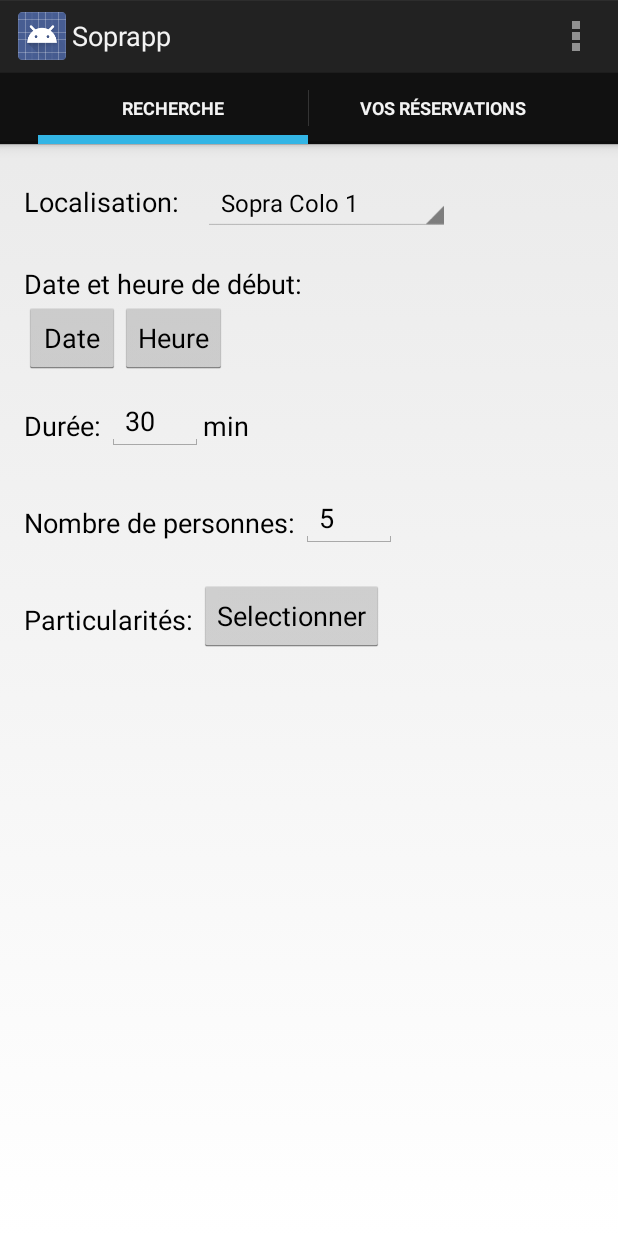
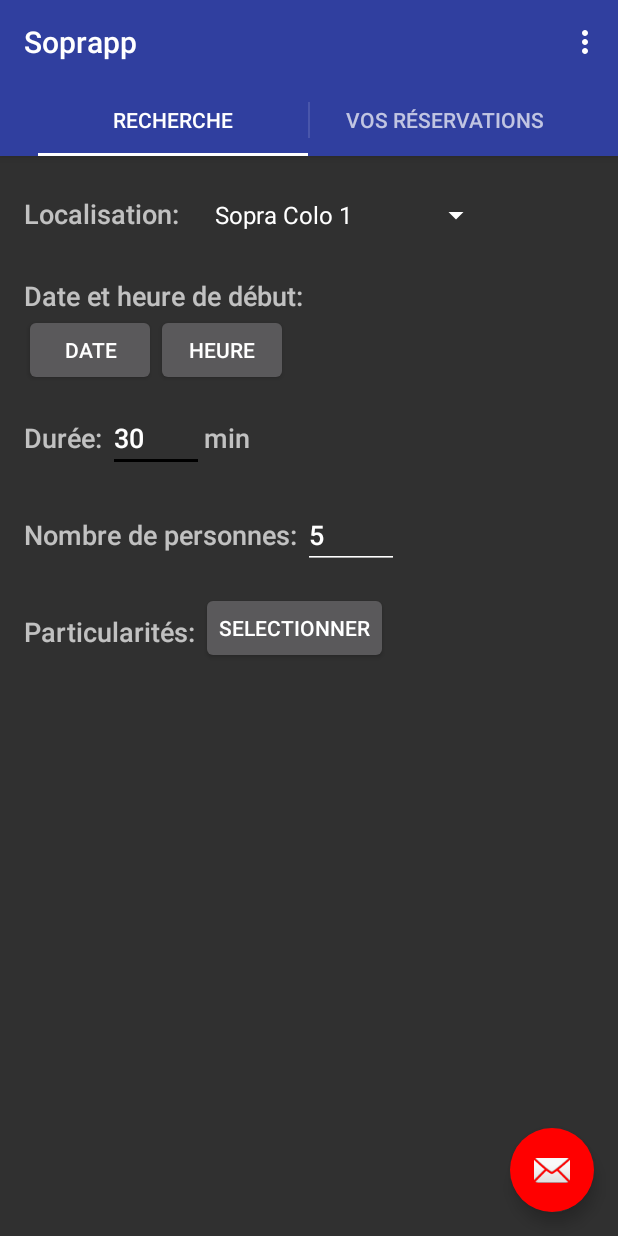
Before and after one commit to Zahrun/Soprapp, an Android app: the screen it shows after launch (MainActivity), on a phone screen of 412 x 824 dp. Run offline under Robolectric (Android 15) with nearby library versions, the phone set to English and light mode, and no system bars.

Commit message:
[Android] Add search button with new activity
Floating action button réintégré, lance une nouvelle activité pour
afficher le résultat.
A voir : styles de l'appli

```diff
--- a/Android/app/src/main/AndroidManifest.xml
+++ b/Android/app/src/main/AndroidManifest.xml
@@ -9,7 +9,8 @@
         android:icon="@mipmap/ic_launcher"
         android:label="@string/app_name"
         android:supportsRtl="true"
-        android:theme="@android:style/Theme.Holo.Light.DarkActionBar" >
+        android:theme="@style/AppTheme" >
+        //android:theme="@android:style/Theme.Holo.Light.DarkActionBar" >
 
 
         <activity android:name=".MainActivity"  android:label="@string/app_name" >
@@ -19,6 +20,8 @@
             </intent-filter>
         </activity>
 
+        <activity android:label="@string/app_name" android:name="SearchResult"/>
+
     </application>
 
 </manifest>
--- a/Android/app/src/main/java/fr/insa/gei/soprapp/MainActivity.java
+++ b/Android/app/src/main/java/fr/insa/gei/soprapp/MainActivity.java
@@ -61,25 +61,7 @@ public class MainActivity extends FragmentActivity implements ActionBar.TabListe
         fab.setOnClickListener(new View.OnClickListener() {
 
             public void onClick(View view) {
-                new Thread(new Runnable() {
-                    @Override
-                    public void run() {
-                        String uri = "http://192.168.0.101:8080/webapp/rest/entities.sites";
-                        // Create a new RestTemplate instance
-                        RestTemplate restTemplate = new RestTemplate();
-                        restTemplate.getMessageConverters().add(new MappingJackson2HttpMessageConverter());
-                        ResponseEntity<Sites[]> responseEntity = restTemplate.getForEntity(uri, Sites[].class);
 
-                        final Sites[] result = responseEntity.getBody();
-                        final TextView textView = (TextView) findViewById(R.id.textView2);
-                        textView.post(new Runnable() {
-                            @Override
-                            public void run() {
-                                textView.setText(result[0].toString());
-                            }
-                        });
-                    }
-                }).start();
 
             }
         });*/
--- a/Android/app/src/main/java/fr/insa/gei/soprapp/SearchingFragment.java
+++ b/Android/app/src/main/java/fr/insa/gei/soprapp/SearchingFragment.java
@@ -2,7 +2,9 @@ package fr.insa.gei.soprapp;
 
 
 import android.app.FragmentManager;
+import android.content.Intent;
 import android.os.Bundle;
+import android.support.design.widget.FloatingActionButton;
 import android.support.v4.app.Fragment;
 import android.view.LayoutInflater;
 import android.view.View;
@@ -19,6 +21,7 @@ public class SearchingFragment extends Fragment {
                              Bundle savedInstanceState) {
         View view = inflater.inflate(R.layout.searching_fragment, container, false);
         fm = getActivity().getFragmentManager();
+
         return view;
     }
 
@@ -40,7 +43,7 @@ public class SearchingFragment extends Fragment {
 
                                 {
                                     @Override
-                                    public void onClick (View v){
+                                    public void onClick(View v) {
                                         PickDateFragment pdf = new PickDateFragment();
                                         pdf.show(fm, "datePicker");
                                     }
@@ -72,8 +75,20 @@ public class SearchingFragment extends Fragment {
                                             }
                                         }
 
+
+
         );
 
+        FloatingActionButton fab = (FloatingActionButton) view.findViewById(R.id.fab);
+        fab.setOnClickListener(new View.OnClickListener()
+
+        {
+            @Override
+            public void onClick (View v){
+                Intent intent = new Intent(getActivity().getApplicationContext(), SearchResult.class);
+                startActivity(intent);
+            }
+        } );
 
     }
 }
--- a/Android/app/src/main/res/layout/activity_main.xml
+++ b/Android/app/src/main/res/layout/activity_main.xml
@@ -4,4 +4,7 @@
     xmlns:android="http://schemas.android.com/apk/res/android"
     android:id="@+id/pager"
     android:layout_width="match_parent"
-    android:layout_height="match_parent"/>
+    android:layout_height="match_parent">
+
+
+</android.support.v4.view.ViewPager>
--- a/Android/app/src/main/res/layout/searching_fragment.xml
+++ b/Android/app/src/main/res/layout/searching_fragment.xml
@@ -144,4 +144,15 @@
     </RelativeLayout>
 
 
+    <android.support.design.widget.FloatingActionButton
+        xmlns:app="http://schemas.android.com/apk/res-auto"
+        android:id="@+id/fab"
+        android:layout_width="wrap_content"
+        android:layout_height="wrap_content"
+        android:layout_gravity="bottom|right"
+        android:src="@android:drawable/ic_dialog_email"
+        android:layout_margin="@dimen/fab_margin"
+        app:borderWidth="0dp"
+        app:fabSize="normal"/>
+
 </FrameLayout>
--- a/Android/app/src/main/res/values/styles.xml
+++ b/Android/app/src/main/res/values/styles.xml
@@ -1,16 +1,12 @@
 <resources>
 
     <!-- Base application theme. -->
-    <style name="AppTheme" parent="Theme.AppCompat.Light.DarkActionBar">
+    <style name="AppTheme" parent="ThemeOverlay.AppCompat.Dark.ActionBar">
         <!-- Customize your theme here. -->
         <item name="colorPrimary">@color/colorPrimary</item>
         <item name="colorPrimaryDark">@color/colorPrimaryDark</item>
         <item name="colorAccent">@color/colorAccent</item>
     </style>
-    <style name="AppTheme.NoActionBar">
-        <item name="windowActionBar">false</item>
-        <item name="windowNoTitle">true</item>
-    </style>
     <style name="AppTheme.AppBarOverlay" parent="ThemeOverlay.AppCompat.Dark.ActionBar" />
     <style name="AppTheme.PopupOverlay" parent="ThemeOverlay.AppCompat.Light" />
 
```
Also changed, not shown: Android/app/src/main/java/fr/insa/gei/soprapp/SearchResult.java (added, +43 -0 lines), Android/app/src/main/res/layout/activity_search_result.xml (added, +16 -0 lines), Android/app/src/main/res/values-v21/styles.xml (+1 -6 lines).
